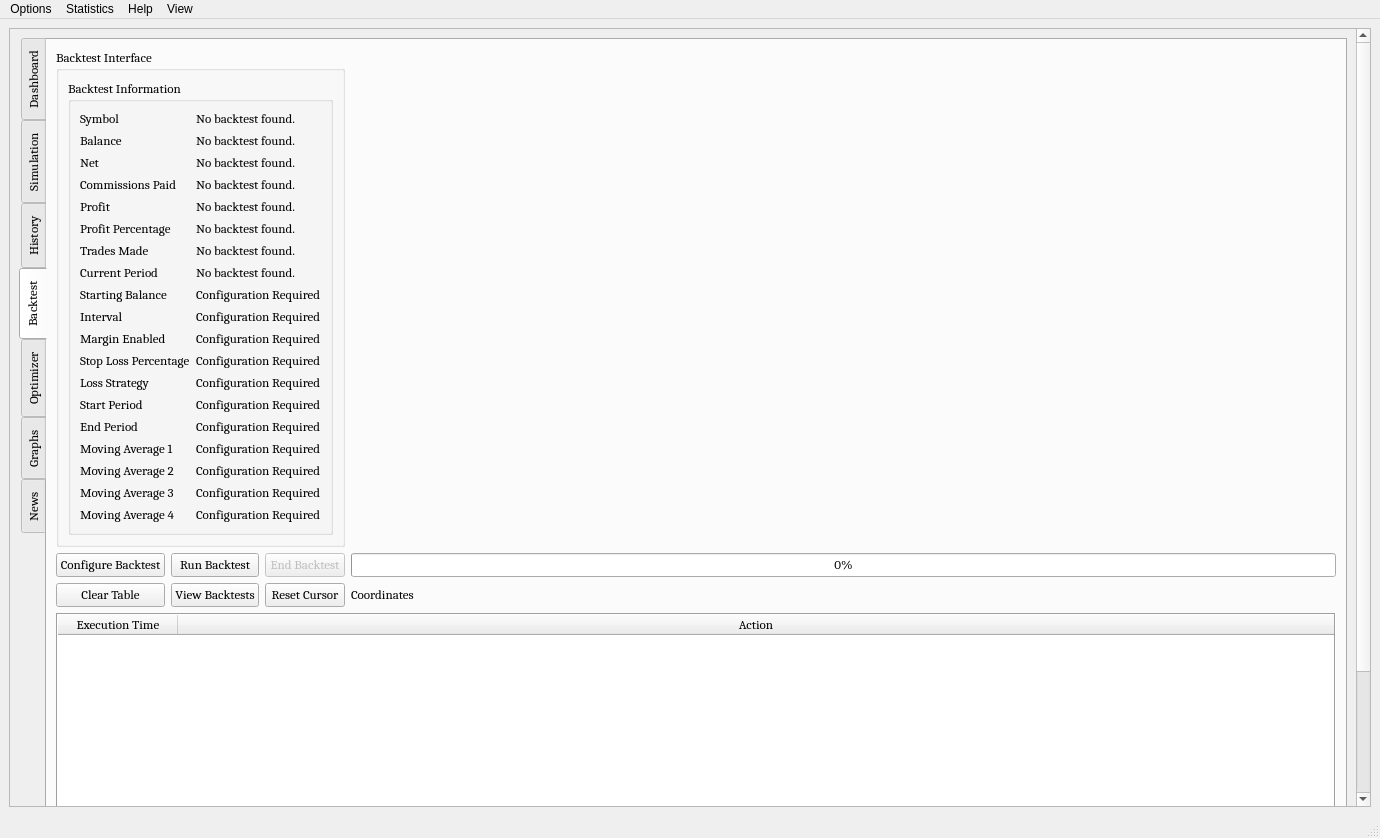
First picture: the form in UI/algobot.ui, repository ZENALC/algobot, before the edit.
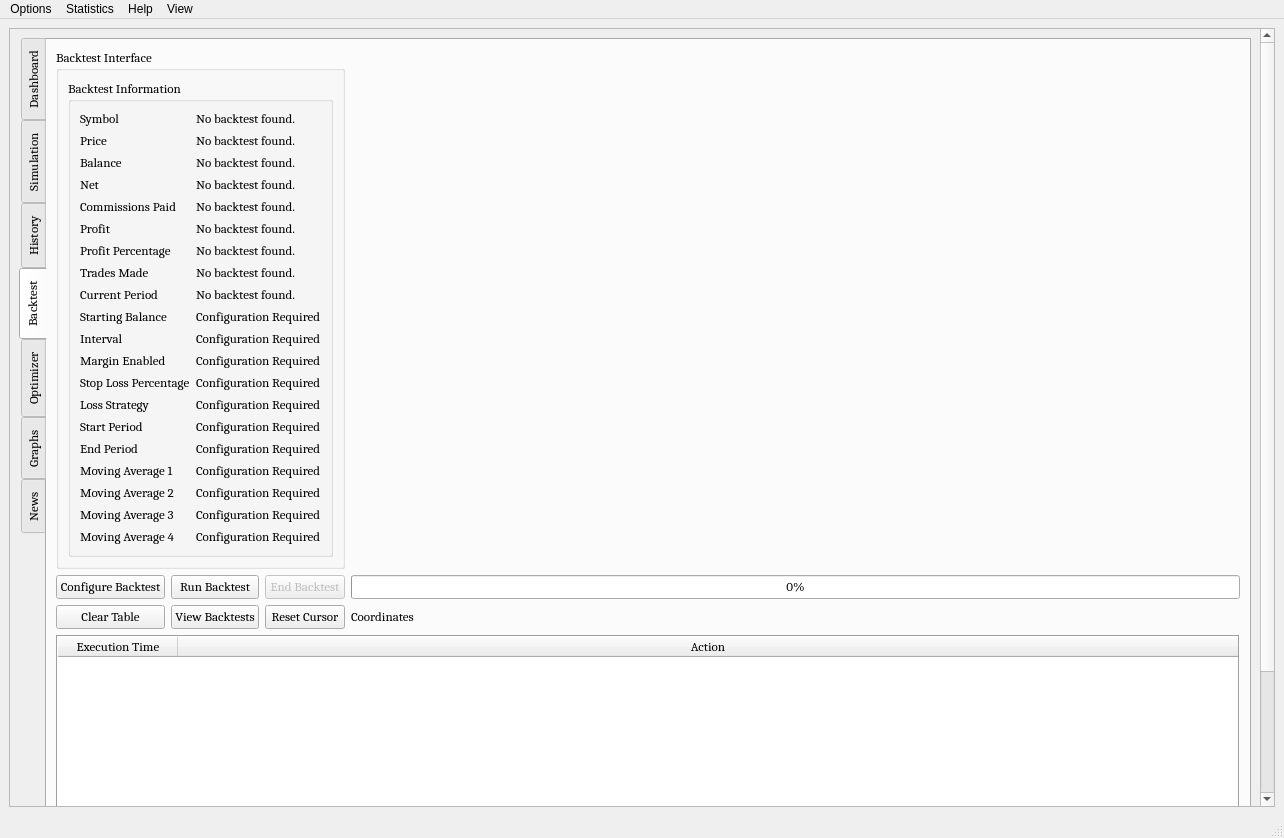
Second picture: the form after the edit. The open tabs and pages were chosen to show the change. Icons and pictures are not drawn. Custom widgets are drawn as their Qt base class.

Commit message: added price to backtest

Patch:
```diff
--- a/UI/algobot.ui
+++ b/UI/algobot.ui
@@ -6,7 +6,7 @@
    <rect>
     <x>0</x>
     <y>0</y>
-    <width>1380</width>
+    <width>1284</width>
     <height>838</height>
    </rect>
   </property>
@@ -46,7 +46,7 @@
         <rect>
          <x>0</x>
          <y>0</y>
-         <width>1343</width>
+         <width>1247</width>
          <height>868</height>
         </rect>
        </property>
@@ -1475,15 +1475,15 @@
                   <string>Backtest Information</string>
                  </property>
                  <layout class="QFormLayout" name="formLayout_3">
-                  <item row="2" column="0">
+                  <item row="3" column="0">
                    <widget class="QLabel" name="backtestBalanceLabel">
                     <property name="text">
                      <string>Balance</string>
                     </property>
                    </widget>
                   </item>
-                  <item row="2" column="1">
-                   <widget class="QLabel" name="backtestbalance">
+                  <item row="3" column="1">
+                   <widget class="QLabel" name="backtestBalance">
                     <property name="text">
                      <string>No backtest found.</string>
                     </property>
@@ -1492,14 +1492,14 @@
                     </property>
                    </widget>
                   </item>
-                  <item row="3" column="0">
+                  <item row="4" column="0">
                    <widget class="QLabel" name="backtestNetLabel">
                     <property name="text">
                      <string>Net</string>
                     </property>
                    </widget>
                   </item>
-                  <item row="3" column="1">
+                  <item row="4" column="1">
                    <widget class="QLabel" name="backtestNet">
                     <property name="text">
                      <string>No backtest found.</string>
@@ -1509,14 +1509,14 @@
                     </property>
                    </widget>
                   </item>
-                  <item row="4" column="0">
+                  <item row="5" column="0">
                    <widget class="QLabel" name="backtestCommissionsPaidLabel">
                     <property name="text">
                      <string>Commissions Paid</string>
                     </property>
                    </widget>
                   </item>
-                  <item row="4" column="1">
+                  <item row="5" column="1">
                    <widget class="QLabel" name="backtestCommissionsPaid">
                     <property name="text">
                      <string>No backtest found.</string>
@@ -1526,14 +1526,14 @@
                     </property>
                    </widget>
                   </item>
-                  <item row="5" column="0">
+                  <item row="6" column="0">
                    <widget class="QLabel" name="backtestProfitLabel">
                     <property name="text">
                      <string>Profit</string>
                     </property>
                    </widget>
                   </item>
-                  <item row="5" column="1">
+                  <item row="6" column="1">
                    <widget class="QLabel" name="backtestProfit">
                     <property name="text">
                      <string>No backtest found.</string>
@@ -1543,14 +1543,14 @@
                     </property>
                    </widget>
                   </item>
-                  <item row="6" column="0">
+                  <item row="7" column="0">
                    <widget class="QLabel" name="backtestProfitPercentageLabel">
                     <property name="text">
                      <string>Profit Percentage</string>
                     </property>
                    </widget>
                   </item>
-                  <item row="6" column="1">
+                  <item row="7" column="1">
                    <widget class="QLabel" name="backtestProfitPercentage">
                     <property name="text">
                      <string>No backtest found.</string>
@@ -1560,14 +1560,14 @@
                     </property>
                    </widget>
                   </item>
-                  <item row="7" column="0">
+                  <item row="8" column="0">
                    <widget class="QLabel" name="backtestTradesMadeLabel">
                     <property name="text">
                      <string>Trades Made</string>
                     </property>
                    </widget>
                   </item>
-                  <item row="7" column="1">
+                  <item row="8" column="1">
                    <widget class="QLabel" name="backtestTradesMade">
                     <property name="text">
                      <string>No backtest found.</string>
@@ -1577,70 +1577,70 @@
                     </property>
                    </widget>
                   </item>
-                  <item row="10" column="0">
+                  <item row="11" column="0">
                    <widget class="QLabel" name="backtestIntervalLabel">
                     <property name="text">
                      <string>Interval</string>
                     </property>
                    </widget>
                   </item>
-                  <item row="10" column="1">
+                  <item row="11" column="1">
                    <widget class="QLabel" name="backtestInterval">
                     <property name="text">
                      <string>Configuration Required</string>
                     </property>
                    </widget>
                   </item>
-                  <item row="11" column="0">
+                  <item row="12" column="0">
                    <widget class="QLabel" name="backtestMarginEnabledLabel">
                     <property name="text">
                      <string>Margin Enabled</string>
                     </property>
                    </widget>
                   </item>
-                  <item row="11" column="1">
+                  <item row="12" column="1">
                    <widget class="QLabel" name="backtestMarginEnabled">
                     <property name="text">
                      <string>Configuration Required</string>
                     </property>
                    </widget>
                   </item>
-                  <item row="12" column="0">
+                  <item row="13" column="0">
                    <widget class="QLabel" name="backtestStopLossPercentageLabel">
                     <property name="text">
                      <string>Stop Loss Percentage</string>
                     </property>
                    </widget>
                   </item>
-                  <item row="12" column="1">
+                  <item row="13" column="1">
                    <widget class="QLabel" name="backtestStopLossPercentage">
                     <property name="text">
                      <string>Configuration Required</string>
                     </property>
                    </widget>
                   </item>
-                  <item row="13" column="0">
+                  <item row="14" column="0">
                    <widget class="QLabel" name="backtestLossStrategyLabel">
                     <property name="text">
                      <string>Loss Strategy</string>
                     </property>
                    </widget>
                   </item>
-                  <item row="13" column="1">
+                  <item row="14" column="1">
                    <widget class="QLabel" name="backtestLossStrategy">
                     <property name="text">
                      <string>Configuration Required</string>
                     </property>
                    </widget>
                   </item>
-                  <item row="8" column="0">
+                  <item row="9" column="0">
                    <widget class="QLabel" name="backtestCurrentPeriodLabel">
                     <property name="text">
                      <string>Current Period</string>
                     </property>
                    </widget>
                   </item>
-                  <item row="8" column="1">
+                  <item row="9" column="1">
                    <widget class="QLabel" name="backtestCurrentPeriod">
                     <property name="text">
                      <string>No backtest found.</string>
@@ -1650,98 +1650,98 @@
                     </property>
                    </widget>
                   </item>
-                  <item row="14" column="0">
+                  <item row="15" column="0">
                    <widget class="QLabel" name="backtestStartPeriodLabel">
                     <property name="text">
                      <string>Start Period</string>
                     </property>
                    </widget>
                   </item>
-                  <item row="15" column="0">
+                  <item row="16" column="0">
                    <widget class="QLabel" name="backtestEndPeriodLabel">
                     <property name="text">
                      <string>End Period</string>
                     </property>
                    </widget>
                   </item>
-                  <item row="14" column="1">
-                   <widget class="QLabel" name="backtestStartPeriod">
-                    <property name="text">
-                     <string>Configuration Required</string>
-                    </property>
-                   </widget>
-                  </item>
                   <item row="15" column="1">
+                   <widget class="QLabel" name="backtestStartPeriod">
+                    <property name="text">
+                     <string>Configuration Required</string>
+                    </property>
+                   </widget>
+                  </item>
+                  <item row="16" column="1">
                    <widget class="QLabel" name="backtestEndPeriod">
                     <property name="text">
                      <string>Configuration Required</string>
                     </property>
                    </widget>
                   </item>
-                  <item row="16" column="0">
+                  <item row="17" column="0">
                    <widget class="QLabel" name="backtestMovingAverage1Label">
                     <property name="text">
                      <string>Moving Average 1</string>
                     </property>
                    </widget>
                   </item>
-                  <item row="17" column="0">
+                  <item row="18" column="0">
                    <widget class="QLabel" name="backtestMovingAverage2Label">
                     <property name="text">
                      <string>Moving Average 2</string>
                     </property>
                    </widget>
                   </item>
-                  <item row="16" column="1">
-                   <widget class="QLabel" name="backtestMovingAverage1">
-                    <property name="text">
-                     <string>Configuration Required</string>
-                    </property>
-                   </widget>
-                  </item>
                   <item row="17" column="1">
+                   <widget class="QLabel" name="backtestMovingAverage1">
+                    <property name="text">
+                     <string>Configuration Required</string>
+                    </property>
+                   </widget>
+                  </item>
+                  <item row="18" column="1">
                    <widget class="QLabel" name="backtestMovingAverage2">
                     <property name="text">
                      <string>Configuration Required</string>
                     </property>
                    </widget>
                   </item>
-                  <item row="18" column="0">
+                  <item row="19" column="0">
                    <widget class="QLabel" name="backtestMovingAverage3Label">
                     <property name="text">
                      <string>Moving Average 3</string>
                     </property>
                    </widget>
                   </item>
-                  <item row="19" column="0">
+                  <item row="20" column="0">
                    <widget class="QLabel" name="backtestMovingAverage4Label">
                     <property name="text">
                      <string>Moving Average 4</string>
                     </property>
                    </widget>
                   </item>
-                  <item row="18" column="1">
-                   <widget class="QLabel" name="backtestMovingAverage3">
-                    <property name="text">
-                     <string>Configuration Required</string>
-                    </property>
-                   </widget>
-                  </item>
                   <item row="19" column="1">
+                   <widget class="QLabel" name="backtestMovingAverage3">
+                    <property name="text">
+                     <string>Configuration Required</string>
+                    </property>
+                   </widget>
+                  </item>
+                  <item row="20" column="1">
                    <widget class="QLabel" name="backtestMovingAverage4">
                     <property name="text">
                      <string>Configuration Required</string>
                     </property>
                    </widget>
                   </item>
-                  <item row="9" column="0">
+                  <item row="10" column="0">
                    <widget class="QLabel" name="backtestStartingBalanceLabel">
                     <property name="text">
                      <string>Starting Balance</string>
                     </property>
                    </widget>
                   </item>
-                  <item row="9" column="1">
+                  <item row="10" column="1">
                    <widget class="QLabel" name="backtestStartingBalance">
                     <property name="text">
                      <string>Configuration Required</string>
@@ -1765,6 +1765,20 @@
                     </property>
                    </widget>
                   </item>
+                  <item row="2" column="0">
+                   <widget class="QLabel" name="backtestPriceLabel">
+                    <property name="text">
+                     <string>Price</string>
+                    </property>
+                   </widget>
+                  </item>
+                  <item row="2" column="1">
+                   <widget class="QLabel" name="backtestPrice">
+                    <property name="text">
+                     <string>No backtest found.</string>
+                    </property>
+                   </widget>
+                  </item>
                  </layout>
                 </widget>
                </item>
@@ -2212,7 +2226,7 @@
     <rect>
      <x>0</x>
      <y>0</y>
-     <width>1380</width>
+     <width>1284</width>
      <height>21</height>
     </rect>
    </property>
```
Left out of the diff: 2 changed lines with no effect on the pictures. The commit also changes 2 other files.
